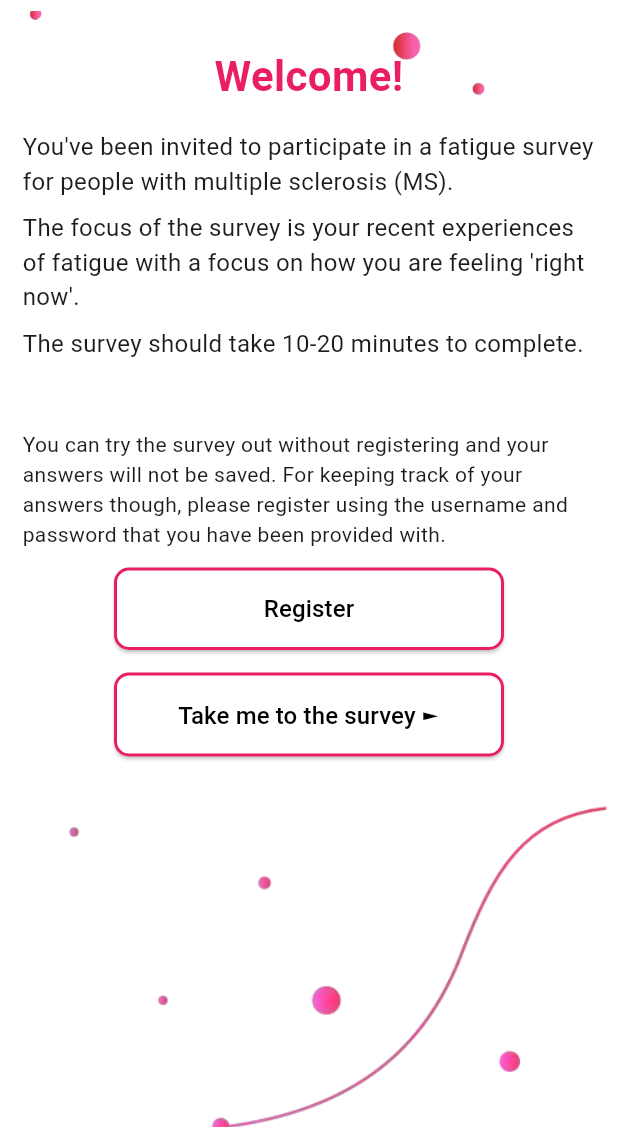
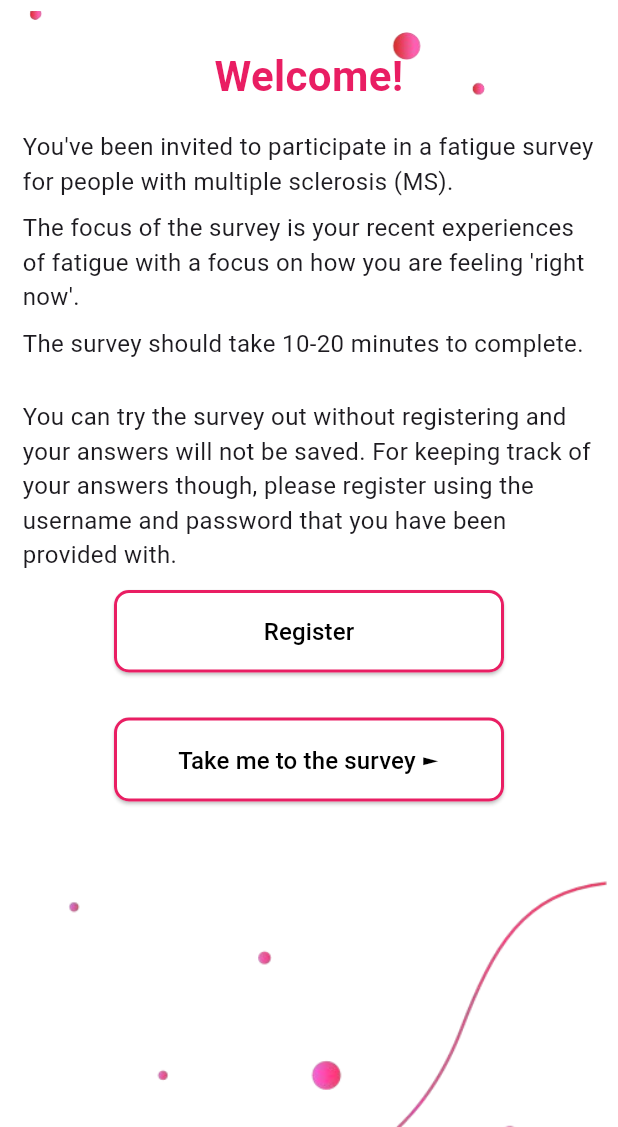
Before and after one commit to anusii/msfatigue, a Flutter app: the screen it shows after launch, on a phone screen of 412 x 824 dp, the part 109-1236 px from its top. Run offline on Flutter 3.47's test engine with Material 3 defaults, Android fonts, the phone set to English and light mode, and no system bars; our stand-ins replace equatable, flutter_bloc, flutter_markdown, gap, shared_preferences, universal_io; missing offline and left inert: rdflib, solidpod, window_manager.

Commit message:
update size

```diff
--- a/lib/welcome.dart
+++ b/lib/welcome.dart
@@ -69,7 +69,6 @@ class _WelcomeScreenState extends State<WelcomeScreen> {
             child: ConstrainedBox(
               constraints: BoxConstraints(minHeight: constraints.maxHeight),
               child: Column(
-                mainAxisAlignment: MainAxisAlignment.spaceBetween,
                 children: [
                   Padding(
                     padding: const EdgeInsets.all(15.0),
@@ -117,7 +116,7 @@ class _WelcomeScreenState extends State<WelcomeScreen> {
                           'The survey should take 10-20 minutes to complete.',
                           style: TextStyle(fontSize: 16),
                         ),
-                        const SizedBox(height: 30),
+                        const SizedBox(height: 10),
 
                         // If account info is missing, show the informational message and the Register button.
 
@@ -131,7 +130,7 @@ class _WelcomeScreenState extends State<WelcomeScreen> {
                                   // Informational message for unregistered users.
                                   const Text(
                                     "You can try the survey out without registering and your answers will not be saved. For keeping track of your answers though, please register using the username and password that you have been provided with.",
-                                    style: TextStyle(fontSize: 14),
+                                    style: TextStyle(fontSize: 16),
                                     textAlign: TextAlign.left,
                                   ),
                                   const SizedBox(height: 12),
@@ -176,7 +175,7 @@ class _WelcomeScreenState extends State<WelcomeScreen> {
                               ),
                             ),
                           ),
-                        const SizedBox(height: 15),
+                        const SizedBox(height: 30),
 
                         Center(
                           child: SizedBox(
@@ -215,6 +214,8 @@ class _WelcomeScreenState extends State<WelcomeScreen> {
                       ],
                     ),
                   ),
+                  const SizedBox(height: 20),
+
                   // Bottom dot image with a small bottom padding.
                   Padding(
                     padding: const EdgeInsets.only(bottom: 2.0),
```
